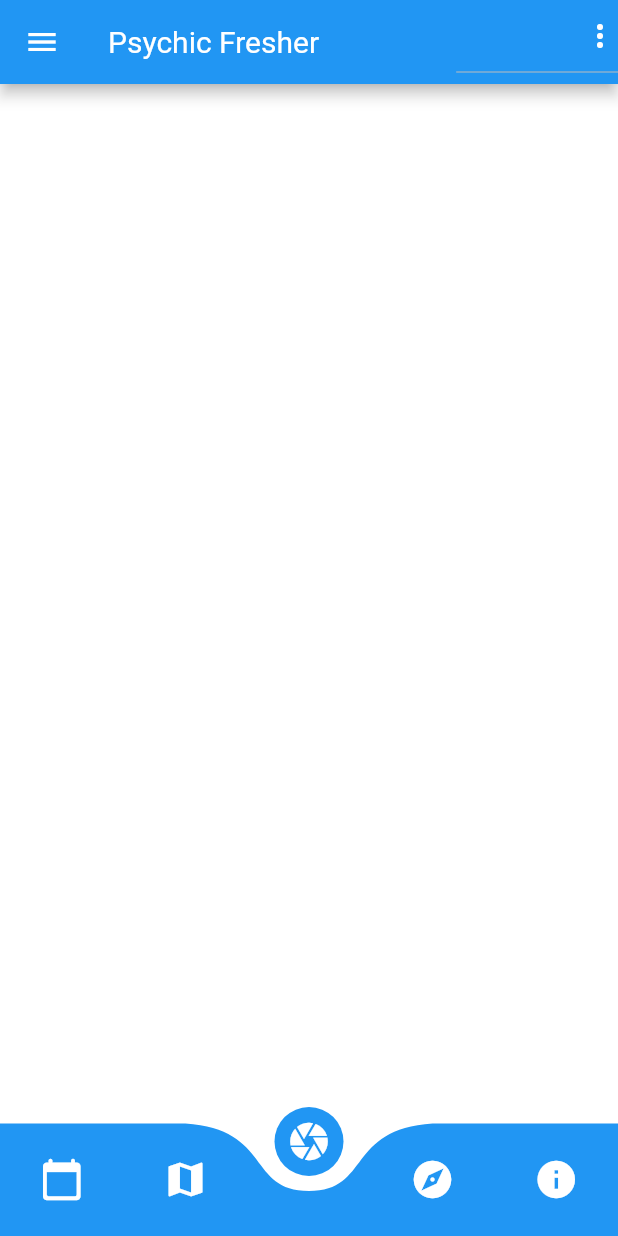
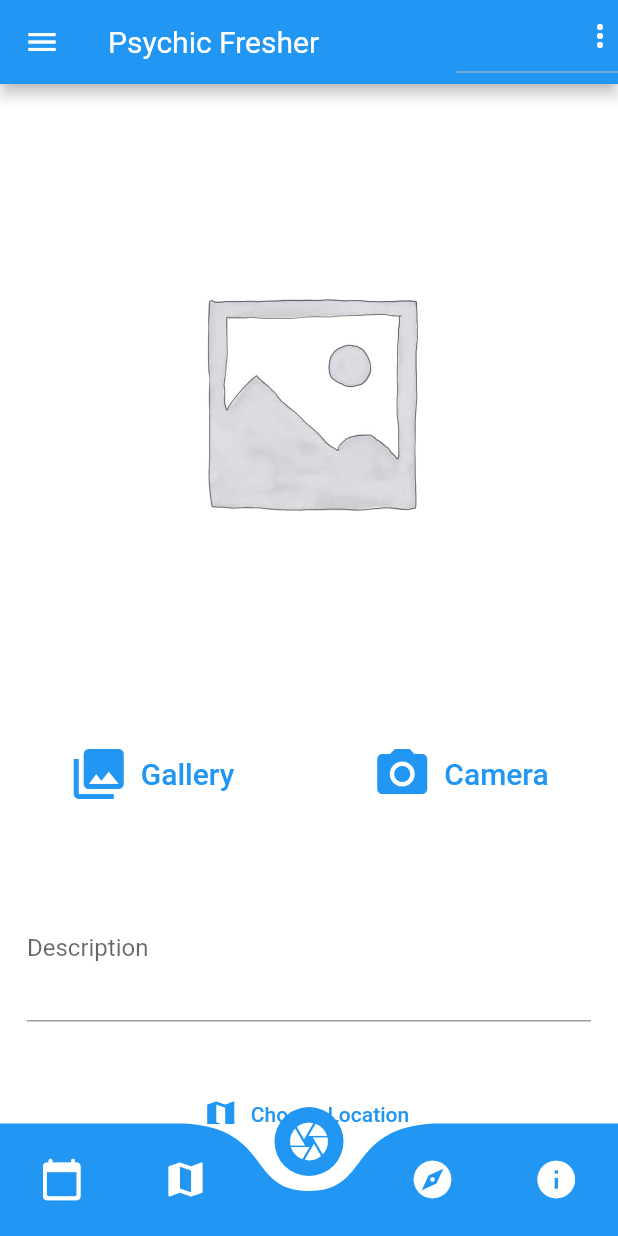
Before and after one commit to KhyatiSaini/orientation-app, a Flutter app: the screen it shows once a user with an empty profile is signed in, item 3 of the bottom bar chosen, on a phone screen of 412 x 824 dp. Run offline on Flutter 3.47's test engine with Material 2 defaults, Android fonts, the phone set to English and light mode, and no system bars; drawn by our look-alikes of curved_navigation_bar; our stand-ins replace cloud_firestore, firebase_auth, firebase_core, flutter_spinkit, fluttertoast, geolocator and 3 more; accounts and stored records are empty.

Commit message:
added screen to create new posts

```diff
--- a/lib/main.dart
+++ b/lib/main.dart
@@ -1,7 +1,6 @@
 import 'package:firebase_auth/firebase_auth.dart';
 import 'package:firebase_core/firebase_core.dart';
 import 'package:flutter/material.dart';
-import 'package:orientation_app/authentication/sign_in_screen.dart';
 import 'package:orientation_app/authentication/sign_up_screen.dart';
 import 'authentication/Signin.dart';
 import 'screens/welcome_screen.dart';
@@ -45,7 +44,7 @@ class MyApp extends StatelessWidget {
           HomeScreen.route: (context) => HomeScreen(),
           HostelsList.route: (context) => HostelsList(),
           NithMapScreen.route: (context) => NithMapScreen(),
-          LocationScreen.route: (context) => LocationScreen()
+          LocationScreen.route: (context) => LocationScreen(),
         },
       ),
     );
--- a/lib/screens/home_screen.dart
+++ b/lib/screens/home_screen.dart
@@ -3,11 +3,13 @@ import 'package:curved_navigation_bar/curved_navigation_bar.dart';
 import 'package:firebase_auth/firebase_auth.dart';
 import 'package:flutter/material.dart';
 import 'package:orientation_app/screens/college_map_screen.dart';
+import 'package:orientation_app/screens/image_upload_screen.dart';
 import 'package:orientation_app/widgets/Drawer.dart';
 import '../widgets/appbar.dart';
 
 class HomeScreen extends StatefulWidget {
   static String route = "/home-screen";
+
   @override
   _HomeScreenState createState() => _HomeScreenState();
 }
@@ -21,7 +23,7 @@ class _HomeScreenState extends State<HomeScreen> {
   final List<Widget> _children = [
     Container(),
     NithMapScreen(),
-    Container(),
+    ImageUploadScreen(),
     Container(),
     Container()
   ];
--- /dev/null
+++ b/lib/screens/image_upload_screen.dart
@@ -0,0 +1,157 @@
+import 'dart:io';
+import 'package:flutter/material.dart';
+import 'package:fluttertoast/fluttertoast.dart';
+import 'package:google_maps_flutter/google_maps_flutter.dart';
+import 'package:image_picker/image_picker.dart';
+import 'Choose_location_screen.dart';
+import '../utilities/location.dart';
+
+class ImageUploadScreen extends StatefulWidget {
+  @override
+  _ImageUploadScreenState createState() => _ImageUploadScreenState();
+}
+
+class _ImageUploadScreenState extends State<ImageUploadScreen> {
+  File _image;
+  LatLng _location;
+  String description;
+
+  void uploadPost() {}
+
+  @override
+  Widget build(BuildContext context) {
+    return Container(
+      height: double.infinity,
+      width: double.infinity,
+      child: SingleChildScrollView(
+        child: Column(
+          children: [
+            SizedBox(height: 10),
+            Container(
+              height: 400,
+              width: double.infinity,
+              decoration: BoxDecoration(
+                  borderRadius: BorderRadius.circular(20), border: Border()),
+              child: Image(
+                  image: _image != null
+                      ? FileImage(_image)
+                      : AssetImage('assets/images/back.jpg')),
+            ),
+            Container(
+              height: 100,
+              child: Row(
+                mainAxisAlignment: MainAxisAlignment.spaceEvenly,
+                children: [
+                  Expanded(
+                    child: Padding(
+                      padding: const EdgeInsets.all(8.0),
+                      child: FlatButton.icon(
+                        color: Colors.white,
+                        icon: Icon(
+                          Icons.collections,
+                          size: 40,
+                          color: Theme.of(context).primaryColor,
+                        ),
+                        label: Text(
+                          "Gallery",
+                          style: TextStyle(
+                              color: Theme.of(context).primaryColor,
+                              fontSize: 20),
+                        ),
+                        onPressed: () async {
+                          // ignore: deprecated_member_use
+                          File file = await ImagePicker.pickImage(
+                              source: ImageSource.gallery);
+                          setState(() {
+                            _image = file;
+                          });
+                        },
+                      ),
+                    ),
+                  ),
+                  Expanded(
+                    child: Padding(
+                      padding: const EdgeInsets.all(8.0),
+                      child: FlatButton.icon(
+                        icon: Icon(
+                          Icons.camera_alt,
+                          color: Theme.of(context).primaryColor,
+                          size: 40,
+                        ),
+                        label: Text(
+                          "Camera",
+                          style: TextStyle(
+                              color: Theme.of(context).primaryColor,
+                              fontSize: 20),
+                        ),
+                        onPressed: () async {
+                          // ignore: deprecated_member_use
+                          File file = await ImagePicker.pickImage(
+                              source: ImageSource.camera);
+                          setState(() {
+                            _image = file;
+                          });
+                        },
+                        color: Colors.white,
+                      ),
+                    ),
+                  )
+                ],
+              ),
+            ),
+            Padding(
+              padding: const EdgeInsets.all(18.0),
+              child: TextField(
+                maxLines: 3,
+                decoration: InputDecoration(labelText: "Description"),
+              ),
+            ),
+            Row(
+              children: [
+                Expanded(
+                  child: Padding(
+                    padding: EdgeInsets.all(20),
+                    child: FlatButton.icon(
+                      onPressed: () async {
+                        try {
+                          Location location = new Location();
+                          var loc = await location.getLocationLowAccuracy();
+                          LatLng markerposition = await Navigator.push(
+                              context,
+                              MaterialPageRoute(
+                                  builder: (ctx) => ChooseLocation(LatLng(
+                                      loc['latitude'], loc['longitude']))));
+
+                          setState(() {
+                            _location = markerposition;
+                          });
+                          print(markerposition);
+                        } catch (e) {
+                          Fluttertoast.showToast(
+                              msg:
+                                  "There is some error please try again later.",
+                              toastLength: Toast.LENGTH_SHORT,
+                              gravity: ToastGravity.BOTTOM,
+                              timeInSecForIosWeb: 1,
+                              backgroundColor: Colors.white,
+                              textColor: Colors.blue,
+                              fontSize: 16.0);
+                        }
+                      },
+                      icon: Icon(Icons.map,
+                          color: Theme.of(context).primaryColor),
+                      label: Text(
+                        "Choose Location",
+                        style: TextStyle(color: Theme.of(context).primaryColor),
+                      ),
+                    ),
+                  ),
+                ),
+              ],
+            )
+          ],
+        ),
+      ),
+    );
+  }
+}
--- a/lib/utilities/location.dart
+++ b/lib/utilities/location.dart
@@ -12,6 +12,7 @@ class Location {
       location['accuracy'] = position.accuracy;
     } catch (e) {
       location['error'] = e;
+      throw Exception();
     }
 
     return location;
@@ -28,6 +29,7 @@ class Location {
       location['accuracy'] = position.accuracy;
     } catch (e) {
       location['error'] = e;
+      throw Exception();
     }
     return location;
   }
--- a/pubspec.yaml
+++ b/pubspec.yaml
@@ -21,6 +21,7 @@ dependencies:
   firebase_auth: ^0.18.1+2
   google_sign_in: ^4.5.5
   http: ^0.12.2
+  image_picker: ^0.6.7+12
   provider: ^4.3.2+2
   flutter_spinkit: ^4.1.2+1
   google_maps_flutter: ^0.5.27+3
@@ -47,3 +48,4 @@ flutter:
   assets:
     - assets/images/background1.jpg
     - assets/images/background2.jpg
+    - assets/images/back.jpg
```
Also changed, not shown: lib/screens/Choose_location_screen.dart (added, +58 -0 lines), assets/images/back.jpg (added), pubspec.lock.
